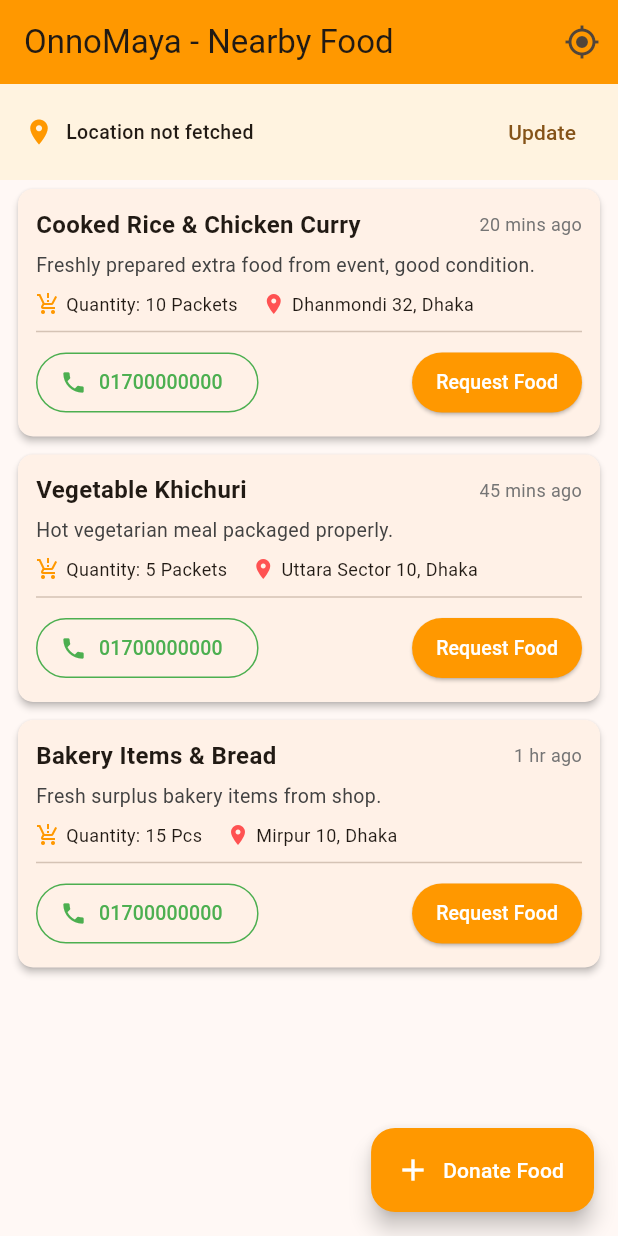
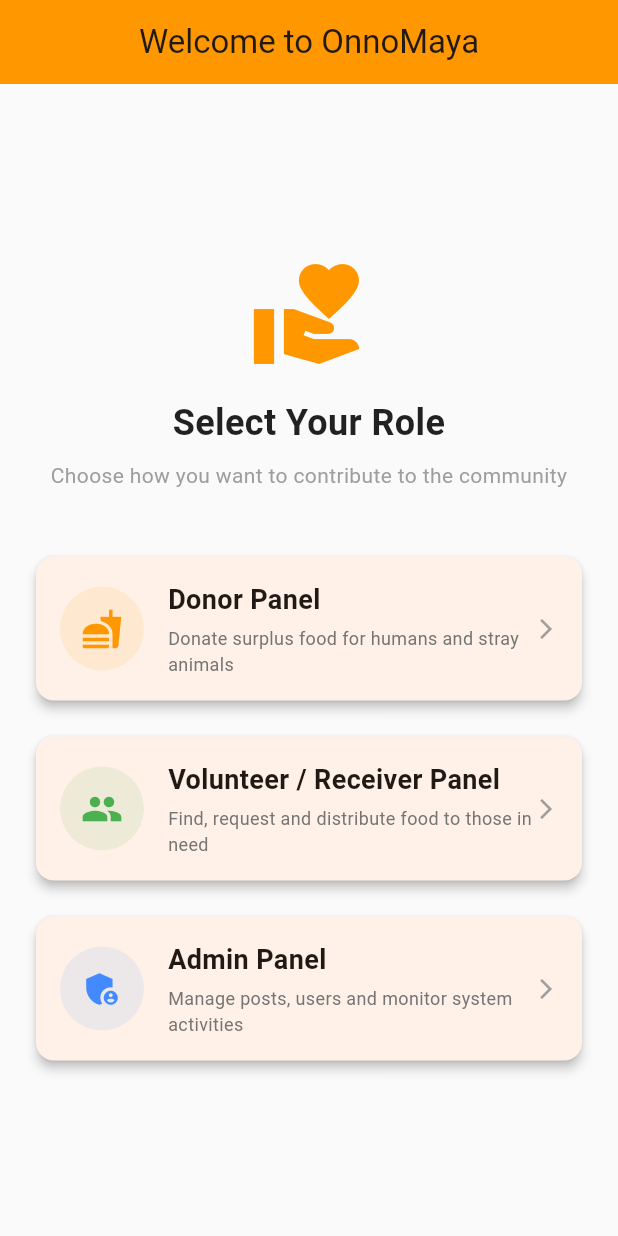
Before and after one commit to codeWithSadman881/OnnoMaya, a Flutter app: the screen it shows after launch, on a phone screen of 412 x 824 dp. Run offline on Flutter 3.47's test engine with Material 3 defaults, Android fonts, the phone set to English and light mode, and no system bars; our stand-ins replace geolocator.

Commit message:
Added role selection and updated UI features

```diff
--- a/lib/main.dart
+++ b/lib/main.dart
@@ -1,5 +1,5 @@
 import 'package:flutter/material.dart';
-import 'screens/home_screen.dart';
+import 'screens/role_selection_screen.dart'; // রোল সিলেকশন স্ক্রিন ইম্পোর্ট করা হলো
 
 void main() {
   runApp(const FoodResqApp());
@@ -12,12 +12,12 @@
   Widget build(BuildContext context) {
     return MaterialApp(
       debugShowCheckedModeBanner: false,
-      title: 'Food ResQ',
+      title: 'OnnoMaya',
       theme: ThemeData(
         colorScheme: ColorScheme.fromSeed(seedColor: Colors.orange),
         useMaterial3: true,
       ),
-      home: const HomeScreen(),
+      home: const RoleSelectionScreen(), // হোম স্ক্রিনের বদলে রোল সিলেকশন স্ক্রিন সেট করা হলো
     );
   }
 }
--- a/lib/models/food_item.dart
+++ b/lib/models/food_item.dart
@@ -5,7 +5,8 @@
   final String quantity;
   final String location;
   final String timeAgo;
-  final String contactNumber;
+  final String contactNumber; // required করে দেওয়া হলো
+  final String category;
 
   FoodItem({
     required this.id,
@@ -14,6 +15,7 @@
     required this.quantity,
     required this.location,
     required this.timeAgo,
-    this.contactNumber = '01700000000',
+    required this.contactNumber, // কোনো ডিফল্ট নম্বর থাকবে না
+    required this.category,
   });
 }
--- a/lib/screens/home_screen.dart
+++ b/lib/screens/home_screen.dart
@@ -1,9 +1,6 @@
 import 'package:flutter/material.dart';
-import 'package:geolocator/geolocator.dart';
-import '../services/location_service.dart';
 import '../models/food_item.dart';
-import '../widgets/food_card.dart';
-import 'donate_screen.dart';
+import '../widgets/food_card.dart'; // আপনার তৈরি কাস্টম ফুড কার্ড উইজেট
 
 class HomeScreen extends StatefulWidget {
   const HomeScreen({super.key});
@@ -13,9 +10,10 @@
 }
 
 class _HomeScreenState extends State<HomeScreen> {
-  String _locationInfo = "Location not fetched";
+  String _activeFilter = 'all'; // 'all', 'human', 'animal'
 
-  final List<FoodItem> _foodList = [
+  // ডেমো খাবারের তালিকা
+  final List<FoodItem> _allFoodItems = [
     FoodItem(
       id: '1',
       title: 'Cooked Rice & Chicken Curry',
@@ -23,14 +21,18 @@
       quantity: '10 Packets',
       location: 'Dhanmondi 32, Dhaka',
       timeAgo: '20 mins ago',
+      contactNumber: '01700000000',
+      category: 'human',
     ),
     FoodItem(
       id: '2',
-      title: 'Vegetable Khichuri',
-      description: 'Hot vegetarian meal packaged properly.',
-      quantity: '5 Packets',
+      title: 'Fresh Dog Food & Meat Trimmings',
+      description: 'Clean chicken remnants and boiled rice for street dogs.',
+      quantity: '15 Packets',
       location: 'Uttara Sector 10, Dhaka',
-      timeAgo: '45 mins ago',
+      timeAgo: '35 mins ago',
+      contactNumber: '01800000000',
+      category: 'animal',
     ),
     FoodItem(
       id: '3',
@@ -39,70 +41,74 @@
       quantity: '15 Pcs',
       location: 'Mirpur 10, Dhaka',
       timeAgo: '1 hr ago',
+      contactNumber: '01900000000',
+      category: 'both',
     ),
   ];
 
-  void _getLocation() async {
-    Position? pos = await LocationService.getCurrentLocation();
-    if (pos != null) {
-      String address = await LocationService.getAddressFromCoordinates(
-        pos.latitude,
-        pos.longitude,
-      );
-      setState(() {
-        _locationInfo = address;
-      });
-    }
-  }
-
   @override
   Widget build(BuildContext context) {
+    // ফিল্টারিং লজিক
+    final filteredItems = _allFoodItems.where((item) {
+      if (_activeFilter == 'all') return true;
+      if (item.category == 'both') return true; // 'both' হলে মানুষ বা প্রাণী দুই ফিল্টারেই দেখাবে
+      return item.category == _activeFilter;
+    }).toList();
+
     return Scaffold(
       appBar: AppBar(
-        title: const Text('OnnoMaya - Nearby Food'),
+        title: const Text("OnnoMaya - Nearby Food"),
         backgroundColor: Colors.orange,
-        actions: [
-          IconButton(
-            icon: const Icon(Icons.my_location),
-            onPressed: _getLocation,
-            tooltip: 'Get Current Location',
-          ),
-        ],
       ),
       body: Column(
         children: [
-          Container(
-            color: Colors.orange.shade50,
+          // Filter Chips Row
+          SingleChildScrollView(
+            scrollDirection: Axis.horizontal,
             padding: const EdgeInsets.symmetric(horizontal: 16, vertical: 8),
             child: Row(
               children: [
-                const Icon(Icons.location_on, color: Colors.orange, size: 20),
+                FilterChip(
+                  label: const Text('All'),
+                  selected: _activeFilter == 'all',
+                  onSelected: (selected) {
+                    setState(() => _activeFilter = 'all');
+                  },
+                ),
                 const SizedBox(width: 8),
-                Expanded(
-                  child: Text(
-                    _locationInfo,
-                    style: const TextStyle(
-                        fontSize: 13, fontWeight: FontWeight.w500),
-                  ),
+                FilterChip(
+                  avatar: const Icon(Icons.person, size: 18),
+                  label: const Text('For Humans'),
+                  selected: _activeFilter == 'human',
+                  onSelected: (selected) {
+                    setState(() => _activeFilter = 'human');
+                  },
                 ),
-                TextButton(
-                  onPressed: _getLocation,
-                  child: const Text('Update'),
+                const SizedBox(width: 8),
+                FilterChip(
+                  avatar: const Icon(Icons.pets, size: 18),
+                  label: const Text('For Stray Animals'),
+                  selected: _activeFilter == 'animal',
+                  onSelected: (selected) {
+                    setState(() => _activeFilter = 'animal');
+                  },
                 ),
               ],
             ),
           ),
+
+          // Food List View
           Expanded(
             child: ListView.builder(
-              itemCount: _foodList.length,
+              itemCount: filteredItems.length,
               itemBuilder: (context, index) {
-                final food = _foodList[index];
+                final item = filteredItems[index];
+                // এখানে foodItem-এর বদলে 'item' এবং onRequest পাস করা হলো
                 return FoodCard(
-                  item: food,
+                  item: item,
                   onRequest: () {
                     ScaffoldMessenger.of(context).showSnackBar(
-                      SnackBar(
-                          content: Text('Request sent for ${food.title}!')),
+                      SnackBar(content: Text('Requested for ${item.title}')),
                     );
                   },
                 );
@@ -112,22 +118,12 @@
         ],
       ),
       floatingActionButton: FloatingActionButton.extended(
-        onPressed: () async {
-          // ডোনেট স্ক্রিন থেকে নতুন ডাটা ফেরত পাওয়া
-          final newFood = await Navigator.push<FoodItem>(
-            context,
-            MaterialPageRoute(builder: (context) => const DonateScreen()),
-          );
-
-          if (newFood != null) {
-            setState(() {
-              _foodList.insert(0, newFood); // সবার উপরে নতুন খাবার যোগ হবে
-            });
-          }
+        backgroundColor: Colors.orange,
+        onPressed: () {
+          // Navigate to Donate Screen
         },
-        backgroundColor: Colors.orange,
-        icon: const Icon(Icons.add, color: Colors.white),
-        label: const Text('Donate Food', style: TextStyle(color: Colors.white)),
+        icon: const Icon(Icons.add),
+        label: const Text("Donate Food"),
       ),
     );
   }
--- /dev/null
+++ b/lib/screens/role_selection_screen.dart
@@ -0,0 +1,151 @@
+import 'package:flutter/material.dart';
+import 'home_screen.dart'; // আপাতত হোম স্ক্রিনে রিডাইরেক্ট করার জন্য
+
+class RoleSelectionScreen extends StatelessWidget {
+  const RoleSelectionScreen({super.key});
+
+  @override
+  Widget build(BuildContext context) {
+    return Scaffold(
+      backgroundColor: Colors.grey.shade50,
+      appBar: AppBar(
+        title: const Text("Welcome to OnnoMaya"),
+        backgroundColor: Colors.orange,
+        centerTitle: true,
+      ),
+      body: Padding(
+        padding: const EdgeInsets.all(20.0),
+        child: Column(
+          mainAxisAlignment: MainAxisAlignment.center,
+          crossAxisAlignment: CrossAxisAlignment.stretch,
+          children: [
+            const Icon(
+              Icons.volunteer_activism,
+              size: 80,
+              color: Colors.orange,
+            ),
+            const SizedBox(height: 16),
+            const Text(
+              "Select Your Role",
+              textAlign: TextAlign.center,
+              style: TextStyle(
+                fontSize: 24,
+                fontWeight: FontWeight.bold,
+                color: Colors.black87,
+              ),
+            ),
+            const SizedBox(height: 8),
+            const Text(
+              "Choose how you want to contribute to the community",
+              textAlign: TextAlign.center,
+              style: TextStyle(fontSize: 14, color: Colors.grey),
+            ),
+            const SizedBox(height: 40),
+
+            // ১. Donor Card / Button
+            _buildRoleCard(
+              context,
+              title: "Donor Panel",
+              subtitle: "Donate surplus food for humans and stray animals",
+              icon: Icons.fastfood,
+              color: Colors.orange,
+              onTap: () {
+                // ডোনর প্যানেল বা হোম স্ক্রিনে নিয়ে যাওয়া
+                Navigator.push(
+                  context,
+                  MaterialPageRoute(builder: (context) => const HomeScreen()),
+                );
+              },
+            ),
+            const SizedBox(height: 16),
+
+            // ২. Volunteer / Receiver Card / Button
+            _buildRoleCard(
+              context,
+              title: "Volunteer / Receiver Panel",
+              subtitle: "Find, request and distribute food to those in need",
+              icon: Icons.people,
+              color: Colors.green,
+              onTap: () {
+                // ভলান্টিয়ার বা রিসিভার প্যানেল
+                Navigator.push(
+                  context,
+                  MaterialPageRoute(builder: (context) => const HomeScreen()),
+                );
+              },
+            ),
+            const SizedBox(height: 16),
+
+            // ৩. Admin Card / Button
+            _buildRoleCard(
+              context,
+              title: "Admin Panel",
+              subtitle: "Manage posts, users and monitor system activities",
+              icon: Icons.admin_panel_settings,
+              color: Colors.blueAccent,
+              onTap: () {
+                // এডমিন প্যানেল
+                Navigator.push(
+                  context,
+                  MaterialPageRoute(builder: (context) => const HomeScreen()),
+                );
+              },
+            ),
+          ],
+        ),
+      ),
+    );
+  }
+
+  // সুন্দর কার্ড ডিজাইন করার জন্য হেল্পার উইজেট
+  Widget _buildRoleCard(
+    BuildContext context, {
+    required String title,
+    required String subtitle,
+    required IconData icon,
+    required Color color,
+    required VoidCallback onTap,
+  }) {
+    return Card(
+      elevation: 3,
+      shape: RoundedRectangleBorder(borderRadius: BorderRadius.circular(12)),
+      child: InkWell(
+        onTap: onTap,
+        borderRadius: BorderRadius.circular(12),
+        child: Padding(
+          padding: const EdgeInsets.all(16.0),
+          child: Row(
+            children: [
+              CircleAvatar(
+                radius: 28,
+                backgroundColor: color.withValues(alpha: 0.1),
+                child: Icon(icon, size: 28, color: color),
+              ),
+              const SizedBox(width: 16),
+              Expanded(
+                child: Column(
+                  crossAxisAlignment: CrossAxisAlignment.start,
+                  children: [
+                    Text(
+                      title,
+                      style: const TextStyle(
+                        fontSize: 18,
+                        fontWeight: FontWeight.bold,
+                      ),
+                    ),
+                    const SizedBox(height: 4),
+                    Text(
+                      subtitle,
+                      style: TextStyle(fontSize: 12, color: Colors.grey.shade600),
+                    ),
+                  ],
+                ),
+              ),
+              const Icon(Icons.arrow_forward_ios, size: 16, color: Colors.grey),
+            ],
+          ),
+        ),
+      ),
+    );
+  }
+}
```
Also changed, not shown: lib/screens/donate_screen.dart (+70 -58 lines).
